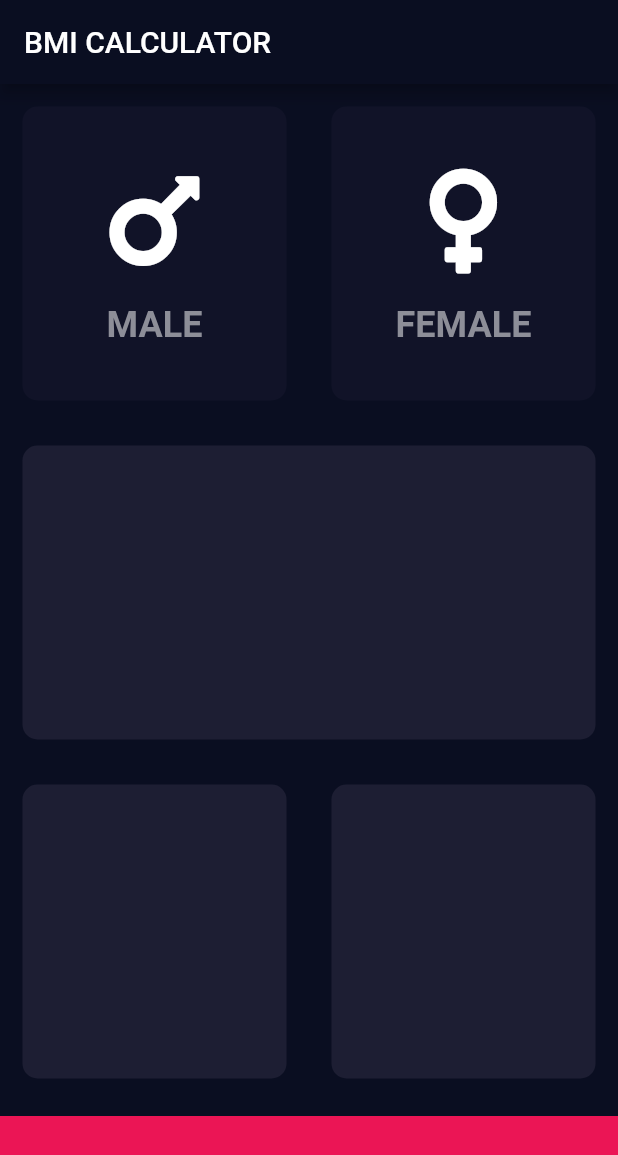
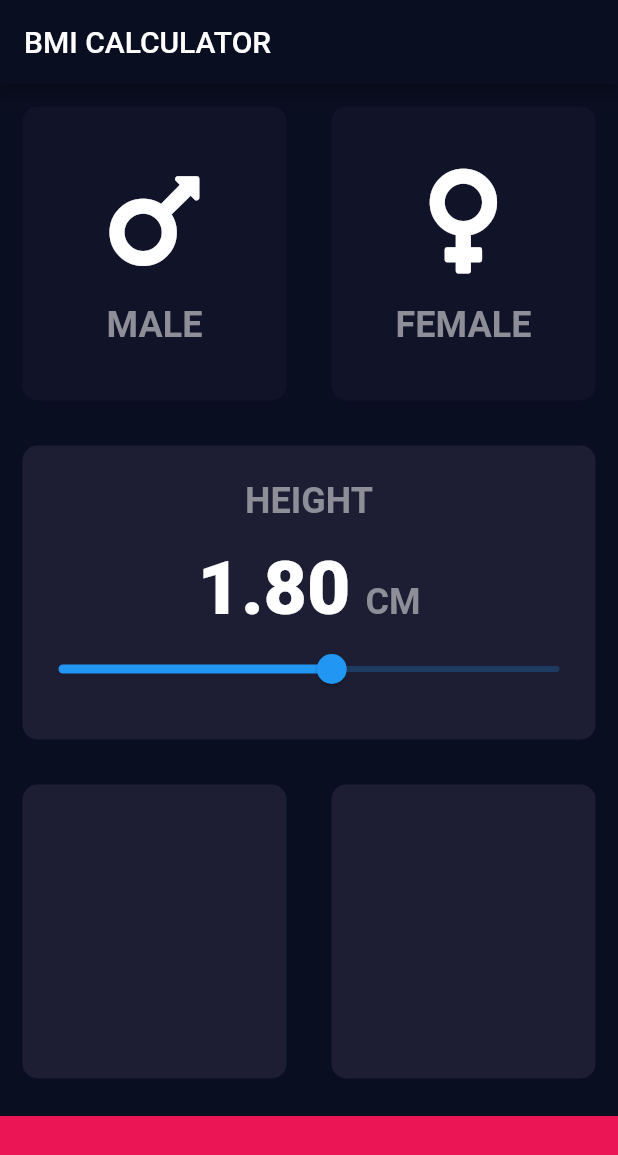
Before and after one commit to pedrolemoz/BMICalculator-Flutter, a Flutter app: the screen it shows after launch, on a phone screen of 412 x 824 dp. Shown: the top 1155 px of the screen. Run offline on Flutter 3.47's test engine with Material 2 defaults, Android fonts, the phone set to English and light mode, and no system bars; our stand-ins replace font_awesome_flutter.

```diff
--- a/lib/constants.dart
+++ b/lib/constants.dart
@@ -10,3 +10,9 @@ const kLabelTextStyle = TextStyle(
   fontSize: 24.0,
   fontWeight: FontWeight.bold,
 );
+
+const kNumberTextStyle = TextStyle(
+  color: Colors.white,
+  fontSize: 50.0,
+  fontWeight: FontWeight.w900,
+);
--- a/lib/pages/input_page.dart
+++ b/lib/pages/input_page.dart
@@ -13,6 +13,7 @@ class InputPage extends StatefulWidget {
 
 class _InputPageState extends State<InputPage> {
   Genders selectedGender;
+  double height = 1.80;
 
   @override
   Widget build(BuildContext context) {
@@ -21,18 +22,18 @@ class _InputPageState extends State<InputPage> {
         title: Text('BMI CALCULATOR'),
       ),
       body: Column(
+        crossAxisAlignment: CrossAxisAlignment.stretch,
         children: <Widget>[
           Expanded(
             child: Row(
               children: <Widget>[
                 Expanded(
-                  child: GestureDetector(
-                    onTap: () {
+                  child: ReusableCard(
+                    onPress: () {
                       setState(() {
                         selectedGender = Genders.male;
                       });
                     },
-                    child: ReusableCard(
                     colour: selectedGender == Genders.male
                         ? kActiveCardColor
                         : kInactiveCardColor,
@@ -42,15 +43,13 @@ class _InputPageState extends State<InputPage> {
                     ),
                   ),
                 ),
-                ),
                 Expanded(
-                  child: GestureDetector(
-                    onTap: () {
+                  child: ReusableCard(
+                    onPress: () {
                       setState(() {
                         selectedGender = Genders.female;
                       });
                     },
-                    child: ReusableCard(
                     colour: selectedGender == Genders.female
                         ? kActiveCardColor
                         : kInactiveCardColor,
@@ -60,12 +59,47 @@ class _InputPageState extends State<InputPage> {
                     ),
                   ),
                 ),
-                ),
               ],
             ),
           ),
           Expanded(
             child: ReusableCard(
+              cardChild: Column(
+                mainAxisAlignment: MainAxisAlignment.center,
+                children: <Widget>[
+                  Text(
+                    'HEIGHT',
+                    style: kLabelTextStyle,
+                  ),
+                  SizedBox(height: 15.0),
+                  Row(
+                    mainAxisAlignment: MainAxisAlignment.center,
+                    crossAxisAlignment: CrossAxisAlignment.baseline,
+                    textBaseline: TextBaseline.alphabetic,
+                    children: <Widget>[
+                      Text(
+                        height.toStringAsFixed(2),
+                        style: kNumberTextStyle,
+                      ),
+                      SizedBox(width: 10.0),
+                      Text(
+                        'CM',
+                        style: kLabelTextStyle,
+                      ),
+                    ],
+                  ),
+                  Slider(
+                    value: height,
+                    min: 1.20,
+                    max: 2.30,
+                    onChanged: (double newHeight) {
+                      setState(() {
+                        height = newHeight;
+                      });
+                    },
+                  ),
+                ],
+              ),
               colour: kActiveCardColor,
             ),
           ),
--- a/lib/widgets/reusable_card.dart
+++ b/lib/widgets/reusable_card.dart
@@ -1,19 +1,23 @@
 import 'package:flutter/material.dart';
 
 class ReusableCard extends StatelessWidget {
-  ReusableCard({@required this.colour, this.cardChild});
+  ReusableCard({@required this.colour, this.cardChild, this.onPress});
 
   final Color colour;
   final Widget cardChild;
+  final Function onPress;
 
   @override
   Widget build(BuildContext context) {
-    return Container(
-      child: cardChild,
-      margin: EdgeInsets.all(15.0),
-      decoration: BoxDecoration(
-        borderRadius: BorderRadius.circular(10.0),
-        color: colour,
+    return GestureDetector(
+      onTap: onPress,
+      child: Container(
+        child: cardChild,
+        margin: EdgeInsets.all(15.0),
+        decoration: BoxDecoration(
+          borderRadius: BorderRadius.circular(10.0),
+          color: colour,
+        ),
       ),
     );
   }
```
Lines whose indentation alone changed are shown as unchanged.
